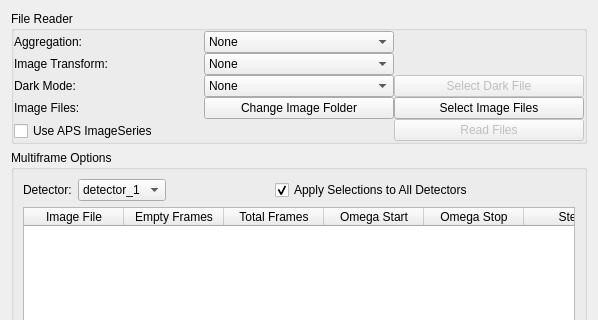
The window that hexrd/ui/resources/ui/simple_image_series_dialog.ui (HEXRD/hexrdgui) describes before a commit, drawn with Qt 5; both pictures show x 0 to 598 and y 0 to 320 of the 598 by 675 pixel window.
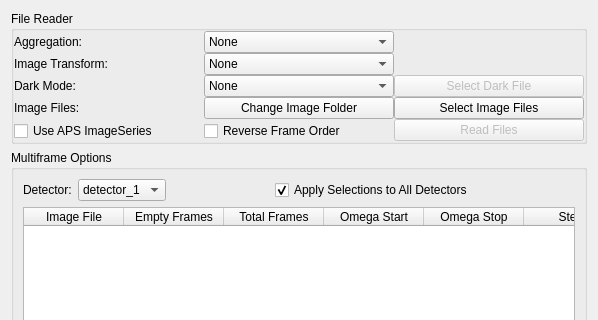
The same window after the commit.

Commit message: Add option to reverse the order of frames

The edit to the form file:
```diff
--- a/hexrd/ui/resources/ui/simple_image_series_dialog.ui
+++ b/hexrd/ui/resources/ui/simple_image_series_dialog.ui
@@ -204,6 +204,13 @@
         </property>
        </widget>
       </item>
+      <item row="5" column="1">
+       <widget class="QCheckBox" name="reverse_frames">
+        <property name="text">
+         <string>Reverse Frame Order</string>
+        </property>
+       </widget>
+      </item>
      </layout>
     </widget>
    </item>
```
The commit also changes 2 other files.
